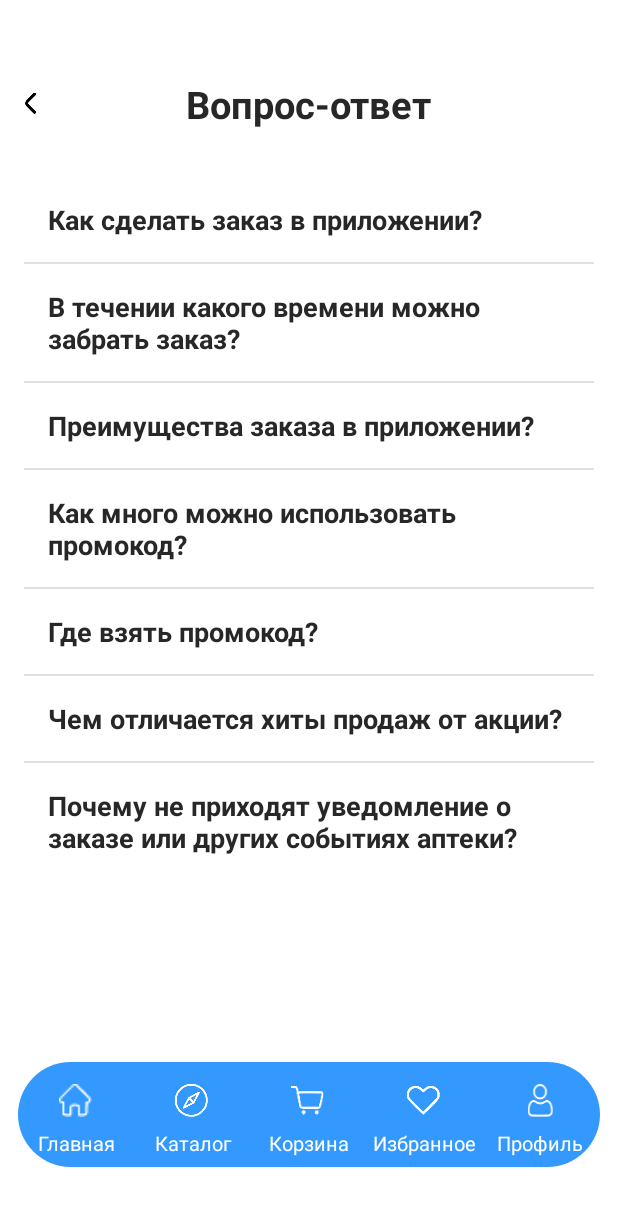
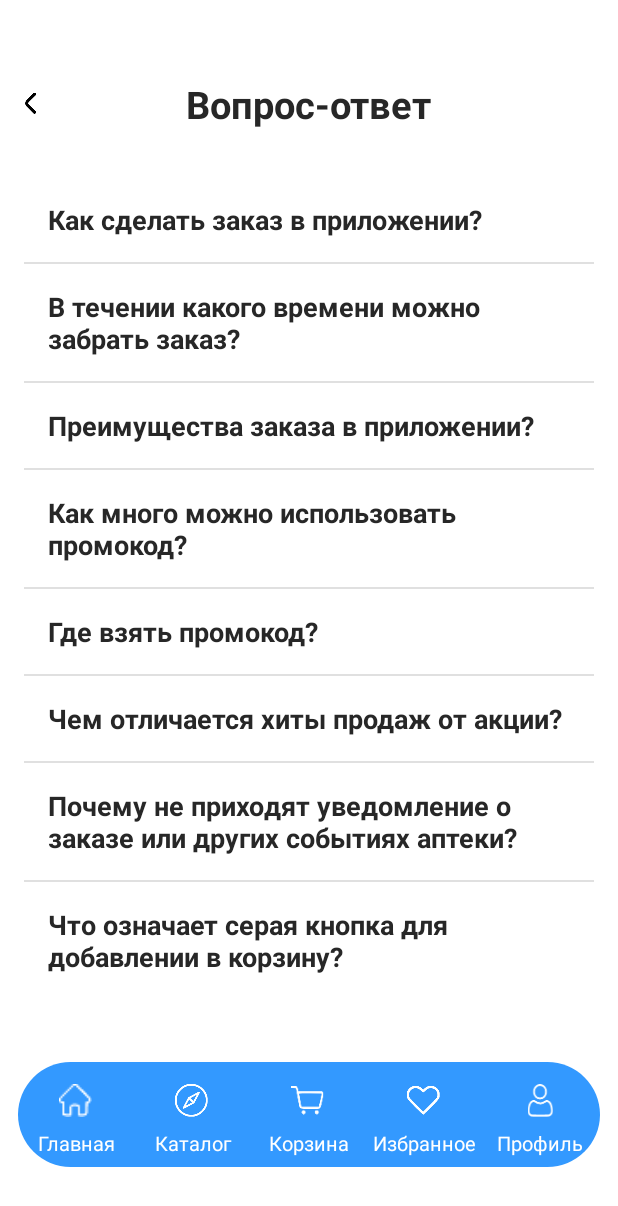
Before and after one commit to kol4egraf0-0/PharmacyAPTO-FAM_projectDINO, an Android app: the QuestionAnswerActivity screen opened directly, with no data from a screen before it, on a phone screen of 412 x 824 dp. Shown: the top 1206 px of the screen. Run offline under Robolectric (Android 15) with nearby library versions, the phone set to English and light mode, and no system bars; our stand-ins replace Firebase (no records; nobody signed in at launch, a user with empty details on screens opened directly).

Commit message:
questions update 2

```diff
--- a/app/src/main/java/com/example/aptofam/Activity/QuestionAnswerActivity.java
+++ b/app/src/main/java/com/example/aptofam/Activity/QuestionAnswerActivity.java
@@ -46,6 +46,7 @@ public class QuestionAnswerActivity extends BaseActivity {
         questionList.add(new QuestionModel("Где взять промокод?", "Промокод можно взять в промокдах в профиле, нажать на него и он автоматически скопируется в буфер обмена."));
         questionList.add(new QuestionModel("Чем отличается хиты продаж от акции?", "Хиты продаж — это популярные товары, а акции — временные предложения со скидками или специальными условиями."));
         questionList.add(new QuestionModel("Почему не приходят уведомление о заказе или других событиях аптеки?", "Возможно, у вас выключены уведомления в настройках или выключен настройки будильника также."));
+        questionList.add(new QuestionModel("Что означает серая кнопка для добавлении в корзину?", "Она означает что товар на данном моменте находится в количестве 0 в выбранной аптеке."));
         // Настройка адаптера
         QuestionAnswerAdapter adapter = new QuestionAnswerAdapter(this, questionList);
         binding.expandableQSListView.setAdapter(adapter);
```
